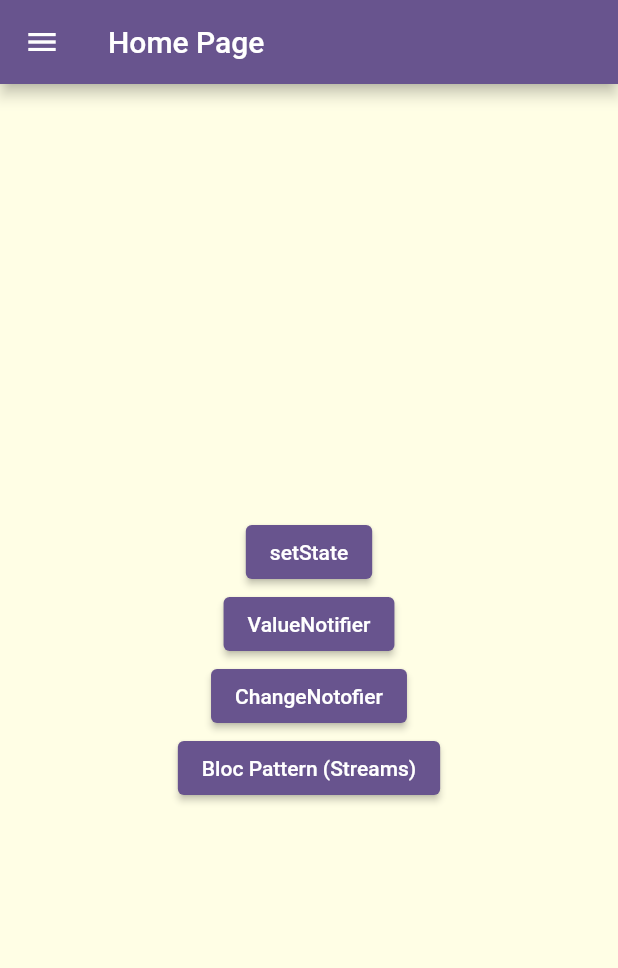
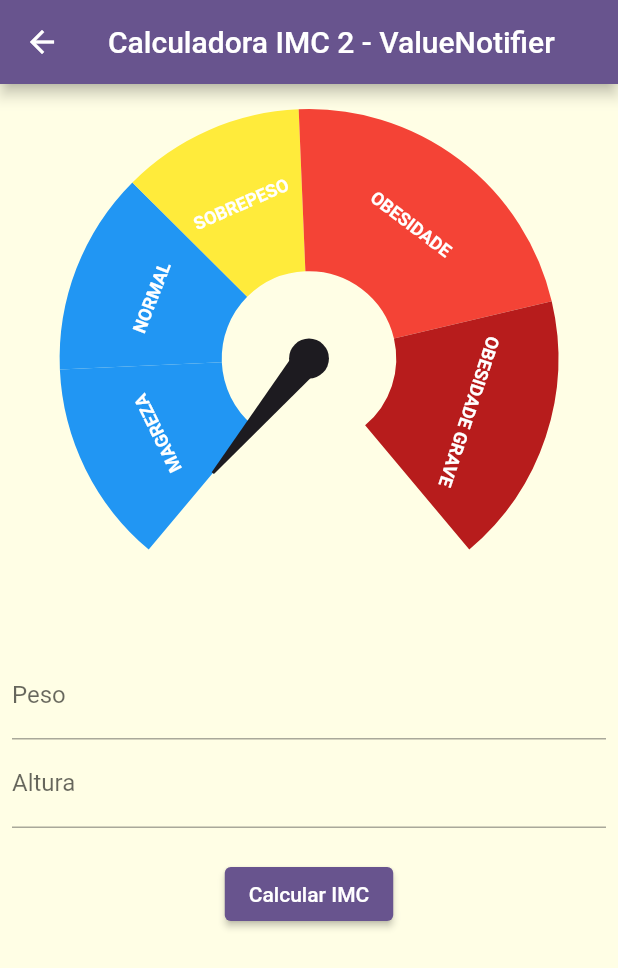
Before and after one commit to gilvancosta/app_imc_gauge, a Flutter app: the screen it shows after launch, after a tap on "ValueNotifier", on a phone screen of 412 x 824 dp. Shown: the top 968 px of the screen. Run offline on Flutter 3.47's test engine with Material 2 defaults, Android fonts, the phone set to English and light mode, and no system bars; drawn by our look-alikes of syncfusion_flutter_gauges; our stand-ins replace currency_text_input_formatter; Roboto replaces fonts that are missing (Tourney).

Commit message:
implementando value notifier

```diff
--- a/lib/src/app.dart
+++ b/lib/src/app.dart
@@ -3,8 +3,10 @@ import 'package:flutter/material.dart';
 
 import 'core/ui/theme/app_theme.dart';
 import 'core/utls/app_routes.dart';
+import 'pages/change_notifier/change_notifier_page.dart';
 import 'pages/home/home_page.dart';
 import 'pages/set_state/set_state_page.dart';
+import 'pages/value_notifer/value_notifer_page.dart';
 
 class MyApp extends StatefulWidget {
   final String title;
@@ -29,8 +31,8 @@ class _MyAppState extends State<MyApp> {
         AppRoutes.home: (ctx) => HomePageApp(title: widget.title),
         '/setstate_page': (_) => const SetStatePage(),
         // '/imc_calculator': (_) => const ImcCalculatorPage(),
-        // '/value_notifer_page': (_) => const ValueNotifierPage(),
-        // '/change_notifier_page': (_) => const ImgChangeNotifierPage(),
+        '/value_notifer_page': (_) => const ValueNotifierPage(),
+       '/change_notifier_page': (_) => const ImgChangeNotifierPage(),
         // '/imc_bloc_pattern_page': (_) => const ImcBlocPatternPage(),
       },
 
--- a/lib/src/core/widgets/imc_gauge/imc_gauge.dart
+++ b/lib/src/core/widgets/imc_gauge/imc_gauge.dart
@@ -2,7 +2,6 @@ import 'package:flutter/material.dart';
 import 'package:syncfusion_flutter_gauges/gauges.dart';
 
 import 'widgets/imc_gauge_range.dart';
-
 
 class ImcGauge extends StatelessWidget {
   final double imc;
@@ -54,7 +53,7 @@ class ImcGauge extends StatelessWidget {
           pointers: [
             NeedlePointer(
               value: imc,
-              enableAnimation: false,
+              enableAnimation: true,
             ),
           ],
         )
--- /dev/null
+++ b/lib/src/pages/change_notifier/NotifierController/change_notifier_controller.dart
@@ -0,0 +1,18 @@
+import 'dart:math';
+
+import 'package:flutter/material.dart';
+
+class ImcChangeNotifierController extends ChangeNotifier {
+  var imc = 0.0;
+
+  Future<void> calcularImc({required double peso, required double altura}) async {
+    imc = 0.0;
+    notifyListeners();
+
+    await Future.delayed(const Duration(seconds: 1));
+
+    imc = peso / pow(altura, 2);
+
+    notifyListeners();
+  }
+}
--- a/lib/src/pages/home/home_page.dart
+++ b/lib/src/pages/home/home_page.dart
@@ -1,6 +1,8 @@
 import 'package:flutter/material.dart';
 
 import '../../core/widgets/drawer/drawer_v1_widget.dart';
+import '../change_notifier/change_notifier_page.dart';
+import '../value_notifer/value_notifer_page.dart';
 
 class HomePageApp extends StatefulWidget {
   final String title;
@@ -37,13 +39,13 @@ class _TabsScreenState extends State<HomePageApp> {
               child: const Text("setState")),
           ElevatedButton(
               onPressed: () {
-                //  Navigator.pushNamed(context, '/value_notifer_page');
-                // _goToPage(context, const ValueNotifierPage());
+                Navigator.pushNamed(context, '/value_notifer_page');
+                _goToPage(context, const ValueNotifierPage());
               },
               child: const Text("ValueNotifier")),
           ElevatedButton(
               onPressed: () {
-                //_goToPage(context, const ImgChangeNotifierPage());
+                _goToPage(context, const ImgChangeNotifierPage());
               },
               child: const Text("ChangeNotofier")),
           ElevatedButton(
--- a/lib/src/pages/set_state/set_state_page.dart
+++ b/lib/src/pages/set_state/set_state_page.dart
@@ -3,7 +3,6 @@ import 'package:flutter/material.dart';
 import 'dart:math';
 import 'package:intl/intl.dart';
 import '../../core/widgets/imc_gauge/imc_gauge.dart';
-
 
 class SetStatePage extends StatefulWidget {
   const SetStatePage({super.key});
@@ -53,7 +52,9 @@ class _SetStatePageState extends State<SetStatePage> {
               padding: const EdgeInsets.all(8.0),
               child: Column(
                 children: [
+                  // =========== ImcGauge ========
                   ImcGauge(imc: imc),
+                  // =========== ImcGauge ========
                   const SizedBox(height: 20),
                   TextFormField(
                       controller: pesoEC,
--- a/lib/src/pages/value_notifer/value_notifer_page.dart
+++ b/lib/src/pages/value_notifer/value_notifer_page.dart
@@ -0,0 +1,127 @@
+// ignore_for_file: avoid_print
+
+import 'dart:math';
+import 'package:currency_text_input_formatter/currency_text_input_formatter.dart';
+import 'package:flutter/material.dart';
+import 'package:intl/intl.dart';
+
+import '../../core/widgets/imc_gauge/imc_gauge.dart';
+
+class ValueNotifierPage extends StatefulWidget {
+  const ValueNotifierPage({super.key});
+
+  @override
+  State<ValueNotifierPage> createState() => _SetStatePageState();
+}
+
+class _SetStatePageState extends State<ValueNotifierPage> {
+  final pesoEC = TextEditingController();
+  final alturaEC = TextEditingController();
+  final formKey = GlobalKey<FormState>();
+  var imc = ValueNotifier(0.0);
+
+  Future<void> _calculateImc({required double peso, required double altura}) async {
+    imc.value = 0;
+    await Future.delayed(const Duration(seconds: 1));
+    imc.value = peso / pow(altura, 2);
+  }
+
+  @override
+  void dispose() {
+    pesoEC.dispose();
+    alturaEC.dispose();
+    super.dispose();
+  }
+
+  @override
+  Widget build(BuildContext context) {
+    print('----------------------------------------------------------');
+    print('BUILD DE TELA - ValueNotifierPage === não é para chamar no calculo do IMC');
+    print('----------------------------------------------------------');
+
+    return Scaffold(
+        appBar: AppBar(
+          title: const Text('Calculadora IMC 2 - ValueNotifier'),
+        ),
+        body: SingleChildScrollView(
+          child: Form(
+            key: formKey,
+            child: Padding(
+              padding: const EdgeInsets.all(8.0),
+              child: Column(
+                children: [
+                  // =========== aqui usamos a class ValueListenableBuilder< ========
+                  ValueListenableBuilder<double>(
+                    // tipo do balor do imc
+                    valueListenable: imc,
+                    builder: (context, imcvalue, child) {
+                      print('BUILD DE TELA 2- ValueNotifierPage');
+                      return ImcGauge(imc: imcvalue);
+                    },
+                  ),
+                  // =========== ImcGauge ========
+
+                  const SizedBox(height: 20),
+                  TextFormField(
+                      controller: pesoEC,
+                      keyboardType: TextInputType.number,
+                      decoration: const InputDecoration(
+                        labelText: 'Peso',
+                      ),
+                      inputFormatters: [
+                        CurrencyTextInputFormatter(
+                          locale: 'pt_BR',
+                          symbol: '',
+                          decimalDigits: 2,
+                          turnOffGrouping: true,
+                          // CustomPattern: '###.0#',)
+                        ),
+                      ],
+                      validator: (String? value) {
+                        if (value == null || value.isEmpty) {
+                          return 'Informe o peso';
+                        }
+                        return null;
+                      }),
+                  TextFormField(
+                      controller: alturaEC,
+                      keyboardType: TextInputType.number,
+                      decoration: const InputDecoration(
+                        labelText: 'Altura',
+                      ),
+                      inputFormatters: [
+                        CurrencyTextInputFormatter(
+                          locale: 'pt_BR',
+                          symbol: '',
+                          decimalDigits: 2,
+                          turnOffGrouping: true,
+                          // CustomPattern: '###.0#',)
+                        ),
+                      ],
+                      validator: (String? value) {
+                        if (value == null || value.isEmpty) {
+                          return 'Informe a altura';
+                        }
+                        return null;
+                      }),
+                  const SizedBox(height: 20),
+                  ElevatedButton(
+                    onPressed: () {
+                      var formValid = formKey.currentState?.validate() ?? false;
+
+                      if (formValid) {
+                        var formatter = NumberFormat.simpleCurrency(locale: 'pt_BR', decimalDigits: 2);
+                        double peso = formatter.parse(pesoEC.text).toDouble();
+                        double altura = formatter.parse(alturaEC.text).toDouble();
+                        _calculateImc(peso: peso, altura: altura);
+                      }
+                    },
+                    child: const Text('Calcular IMC'),
+                  ),
+                ],
+              ),
+            ),
+          ),
+        ));
+  }
+}
```
Also changed, not shown: lib/src/pages/change_notifier/change_notifier_page.dart (+119 -0 lines).
